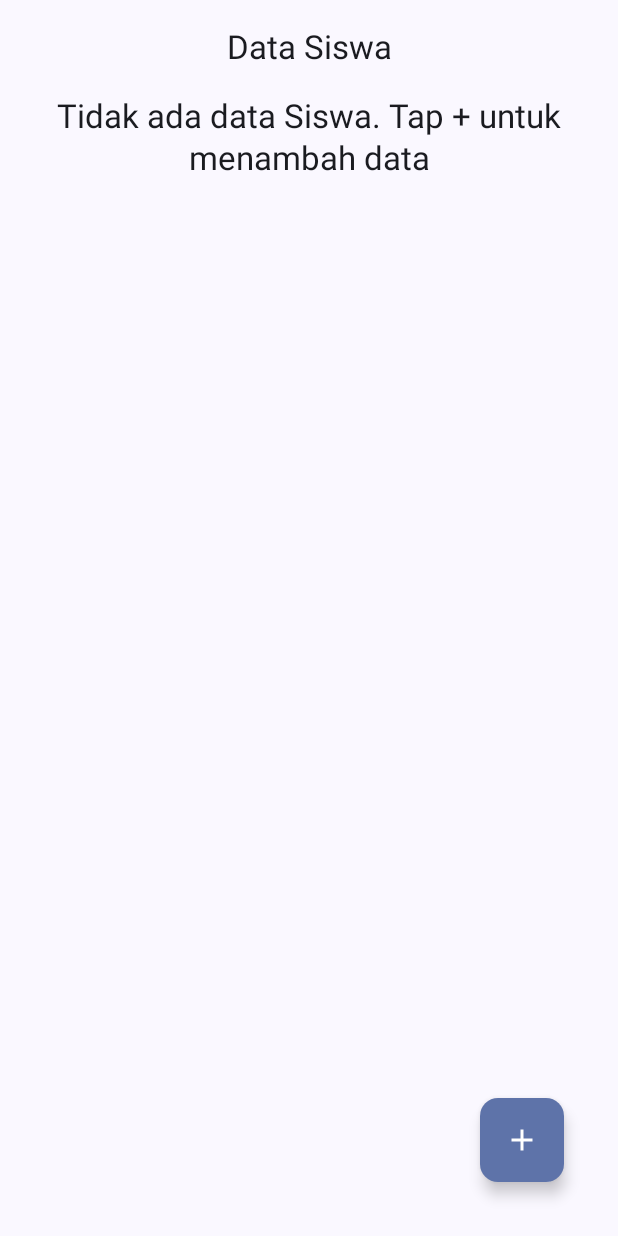
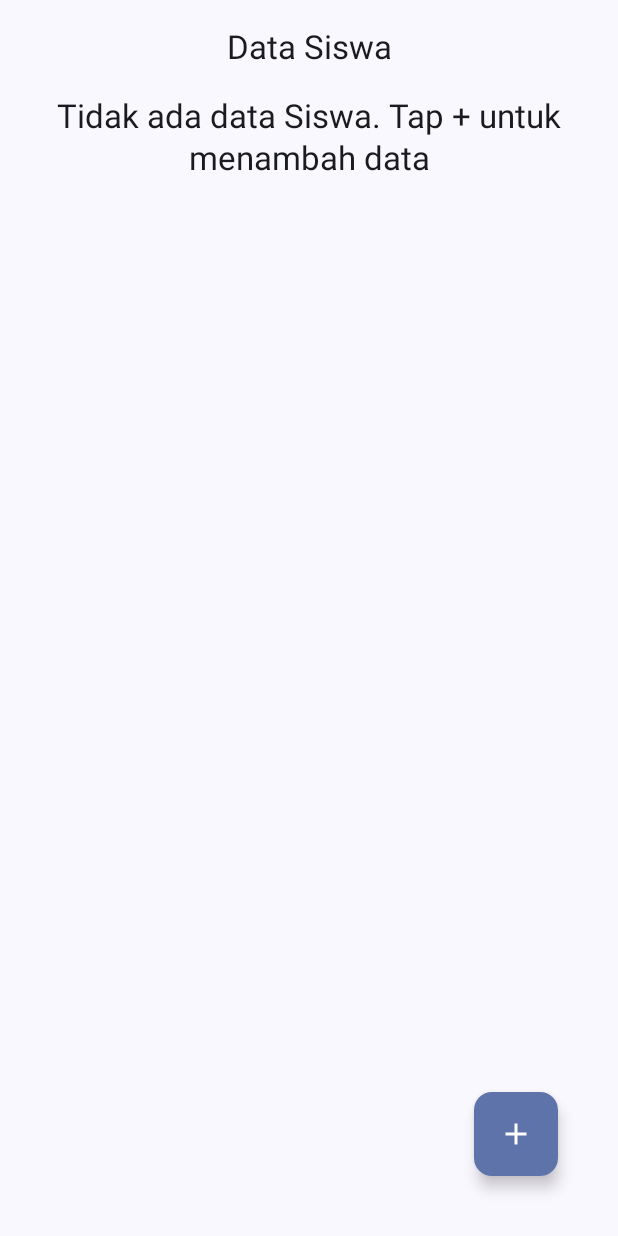
Before and after one commit to BilkisShakila/0235_RoomDatabase, an Android app built with Jetpack Compose: the composable HomeScreen shown on its own in the app's theme, on a phone screen of 412 x 824 dp. Run offline under Robolectric (Android 15) with nearby library versions, the phone set to English and light mode, and no system bars; our stand-ins replace Room's generated code; 2 statements that could not run were skipped.

Commit message:
membuat fungsi ukuran pada halaman

```diff
--- a/app/src/main/res/values/dimens.xml
+++ b/app/src/main/res/values/dimens.xml
@@ -1,7 +1,6 @@
 <?xml version="1.0" encoding="utf-8"?>
 <resources>
-    <dimen name="padding_small">80dp</dimen>
-    <dimen name="padding_medium">160dp</dimen>
-    <dimen name="padding_large">20dp</dimen>
-    <dimen name="padding_extra_large">32dp</dimen>
+    <dimen name="padding_small">8dp</dimen>
+    <dimen name="padding_medium">16dp</dimen>
+    <dimen name="padding_large">24dp</dimen>
 </resources>
```
